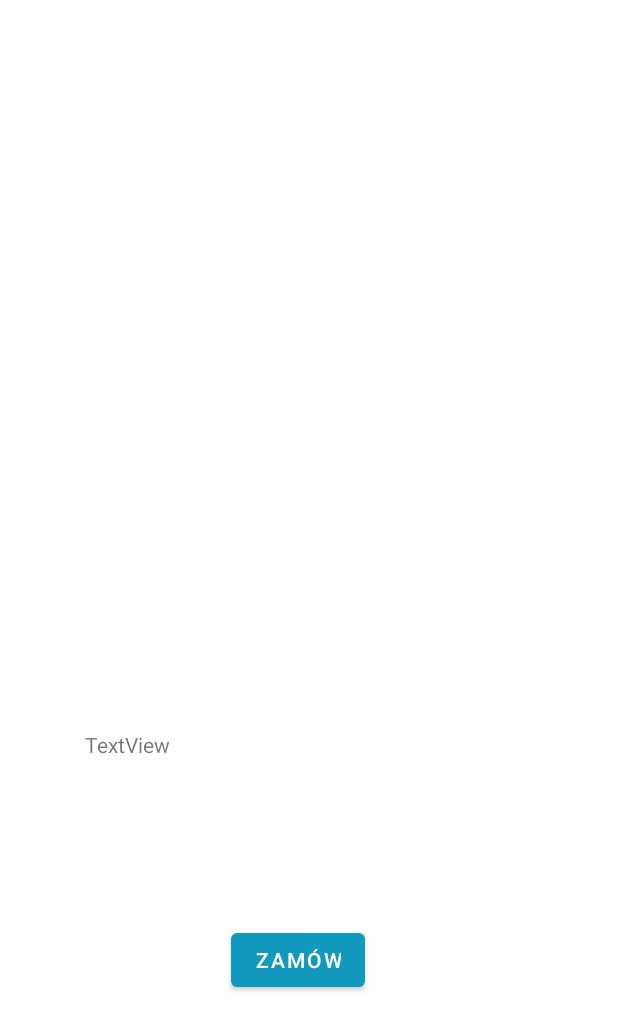
After one commit to Timhello1/IOProject, an Android app: the layout fragment_basket2.xml on its own in the app's theme, with its tools: preview values and no code run, on a phone screen of 412 x 824 dp. The commit adds this screen. Shown: the top 1031 px of the screen. Run offline under Robolectric (Android 15) with nearby library versions, the phone set to English and light mode, and no system bars.

Commit message:
basketCase

```diff
--- a/app/src/main/java/com/example/ioproject/shop/AdminActivity.java
+++ b/app/src/main/java/com/example/ioproject/shop/AdminActivity.java
@@ -9,6 +9,7 @@ import android.annotation.SuppressLint;
 import android.os.Bundle;
 
 import com.example.ioproject.R;
+import com.example.ioproject.fragmentsForFutureUse.Basket;
 import com.example.ioproject.fragmentsForFutureUse.OrderMake;
 import com.google.android.material.bottomnavigation.BottomNavigationView;
 
@@ -25,7 +26,7 @@ public class AdminActivity extends AppCompatActivity {
         bottomNavigationView.setOnItemSelectedListener(item -> {
             switch (item.getItemId()) {
                 case R.id.home:
-                    replaceFragment(new HomeFragment());
+                    replaceFragment(new OrderMake());
                     break;
                 case R.id.shop:
                     replaceFragment(new AddProductFragment());
@@ -34,7 +35,7 @@ public class AdminActivity extends AppCompatActivity {
                     replaceFragment(new AddOfferFragment());
                     break;
                 case R.id.settings:
-                    replaceFragment(new OrderMake());
+                    replaceFragment(new Basket());
                     break;
             }
 
--- /dev/null
+++ b/app/src/main/res/layout/fragment_basket2.xml
@@ -0,0 +1,47 @@
+<?xml version="1.0" encoding="utf-8"?>
+<androidx.constraintlayout.widget.ConstraintLayout xmlns:android="http://schemas.android.com/apk/res/android"
+    xmlns:app="http://schemas.android.com/apk/res-auto"
+    xmlns:tools="http://schemas.android.com/tools"
+    android:id="@+id/frameLayout15"
+    android:layout_width="match_parent"
+    android:layout_height="match_parent"
+    tools:context=".fragmentsForFutureUse.Basket">
+
+    <androidx.recyclerview.widget.RecyclerView
+        android:id="@+id/recycler_view"
+        android:layout_width="match_parent"
+        android:layout_height="wrap_content"
+        android:layout_marginStart="16dp"
+        android:layout_marginEnd="16dp"
+        android:layout_marginBottom="476dp"
+        android:background="#F1F1F1"
+        app:cardElevation="0dp"
+        app:cardMaxElevation="0dp"
+        app:layout_constraintBottom_toBottomOf="parent"
+        app:layout_constraintEnd_toEndOf="parent"
+        app:layout_constraintStart_toStartOf="parent" />
+
+    <TextView
+        android:id="@+id/sumTextView"
+        android:layout_width="275dp"
+        android:layout_height="47dp"
+        android:layout_marginStart="64dp"
+        android:layout_marginEnd="87dp"
+        android:layout_marginBottom="82dp"
+        android:text="TextView"
+        app:layout_constraintBottom_toTopOf="@+id/button12"
+        app:layout_constraintEnd_toEndOf="parent"
+        app:layout_constraintStart_toStartOf="parent" />
+
+    <Button
+        android:id="@+id/button12"
+        android:layout_width="wrap_content"
+        android:layout_height="wrap_content"
+        android:layout_marginStart="151dp"
+        android:layout_marginEnd="166dp"
+        android:layout_marginBottom="160dp"
+        android:text="Zamów"
+        app:layout_constraintBottom_toBottomOf="parent"
+        app:layout_constraintEnd_toEndOf="parent"
+        app:layout_constraintStart_toStartOf="parent" />
+</androidx.constraintlayout.widget.ConstraintLayout>
--- a/app/src/main/res/values/dimen.xml
+++ b/app/src/main/res/values/dimen.xml
@@ -1,4 +1,5 @@
 <?xml version="1.0" encoding="utf-8"?>
 <resources>
     <dimen name="item_margin">50dp</dimen>
+    <dimen name="recycler_view_spacing">2dp</dimen>
 </resources>
```
Also changed, not shown: app/src/main/java/com/example/ioproject/fragmentsForFutureUse/Basket.java (added, +132 -0 lines), app/src/main/java/com/example/ioproject/fragmentsForFutureUse/RecyclerViewSpacingDecoration.java (added, +23 -0 lines), app/src/main/res/layout/item_order.xml (added, +18 -0 lines).
